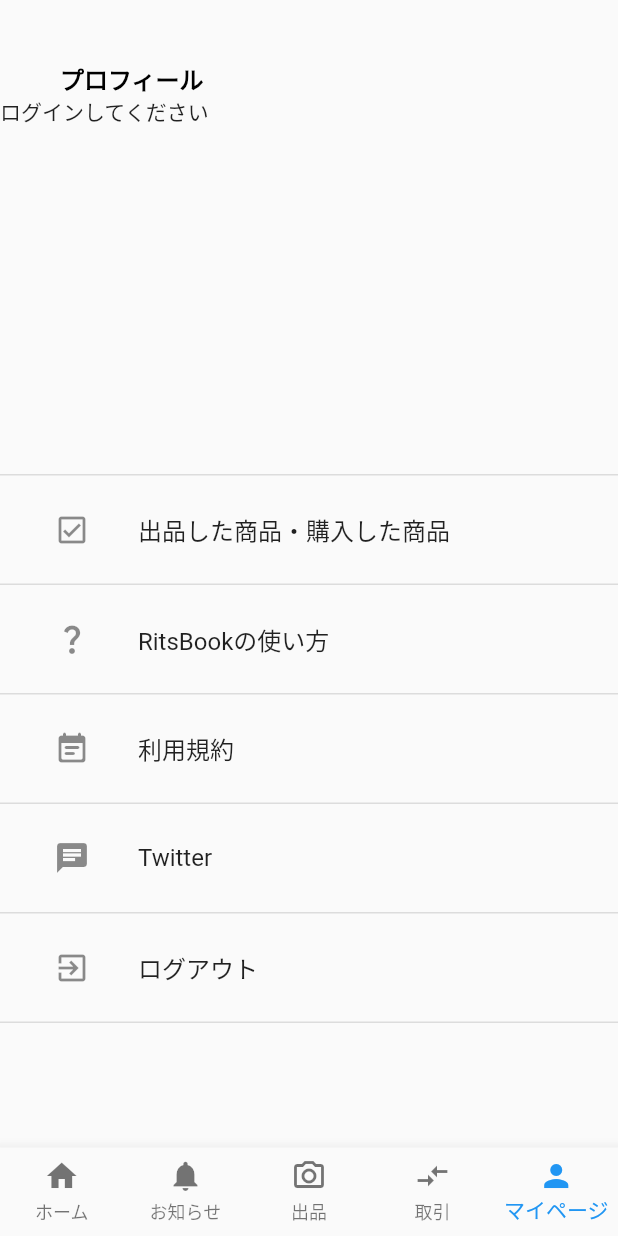
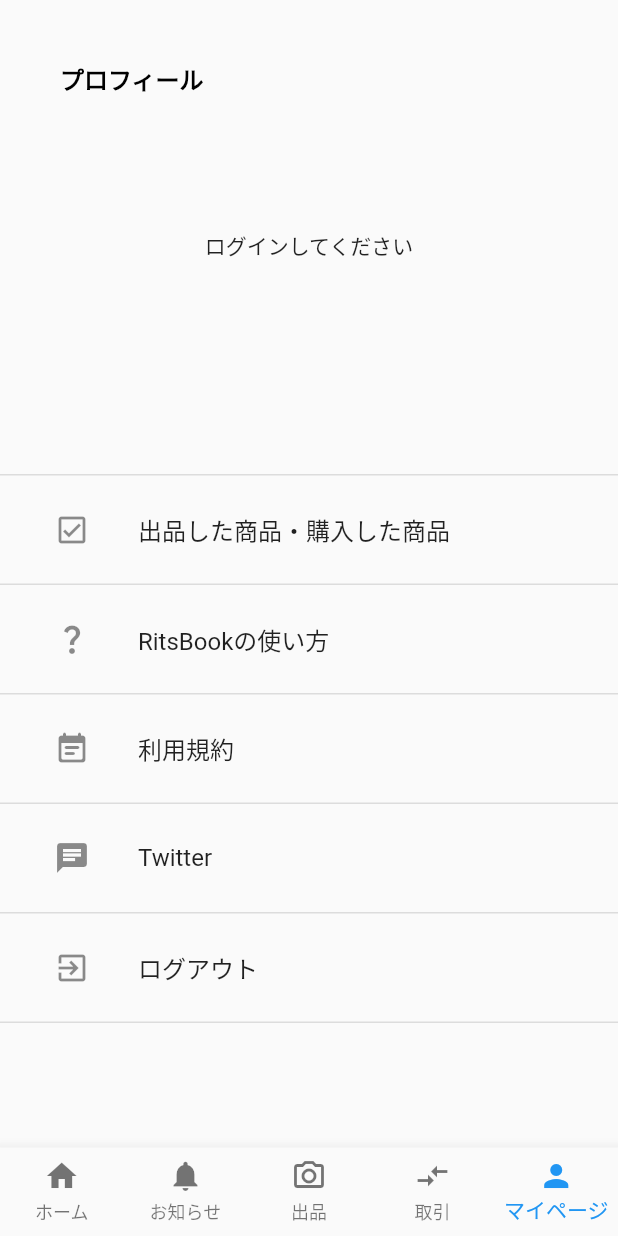
Before and after one commit to takasynapse/ritsbook-test, a Flutter app: the screen it shows after launch, item 5 of the bottom bar chosen, on a phone screen of 412 x 824 dp. Run offline on Flutter 3.47's test engine with Material 2 defaults, Android fonts, the phone set to English and light mode, and no system bars; our stand-ins replace cloud_firestore, firebase_auth, firebase_core, firebase_messaging, firebase_storage, flutter_chat_ui and 5 more; missing offline and left inert: dart:ffi; accounts and stored records are empty; network calls fail; Roboto replaces fonts that are missing (Inter).

Commit message:
未ログイン時のプロフィール

```diff
--- a/lib/main.dart
+++ b/lib/main.dart
@@ -7,7 +7,7 @@ import 'package:projectritsbook_native/view/Notifications.dart';
 import 'package:projectritsbook_native/view/TradingItem.dart';
 import 'firebase_options.dart';
 import 'package:firebase_messaging/firebase_messaging.dart';
-import 'package:flutter/rendering.dart';
+// import 'package:flutter/rendering.dart';
 
 
 // final constProvider =StateProvider((ref)=>0);
@@ -41,7 +41,7 @@ void main() async{
   });
 
 
-  debugPaintSizeEnabled=true;
+  // debugPaintSizeEnabled=true;
   runApp(
     MaterialApp(
       // debug削除
--- a/lib/view/Profile.dart
+++ b/lib/view/Profile.dart
@@ -196,7 +196,7 @@ class _ProfileState extends State<Profile> {
           else
           const SizedBox(
             height: 200,
-            child: const Text('ログインしてください')),
+            child: Center(child: Text('ログインしてください'))),
           Padding(
             padding: const EdgeInsets.only(
               top: 52,
```
